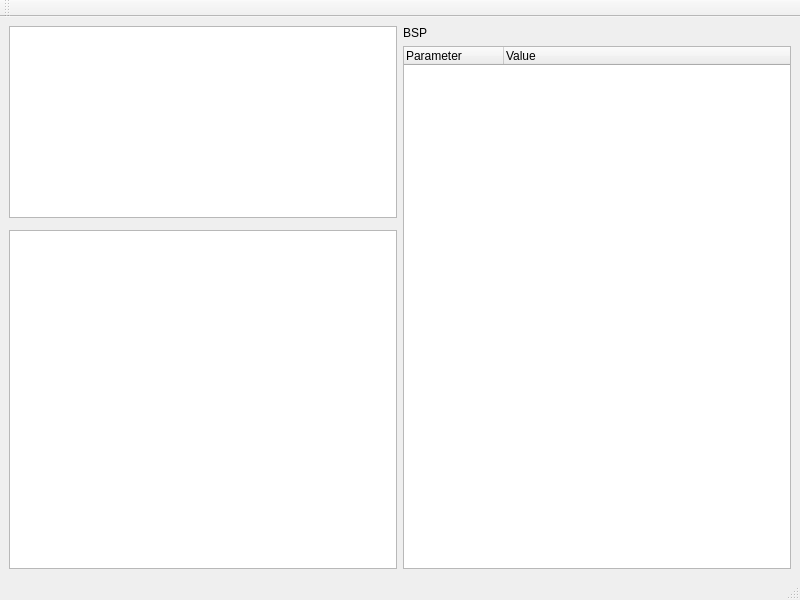
The window that mainwindow.ui (BerZerKku/CPP_PIgPC) describes before a commit, drawn with Qt 5.
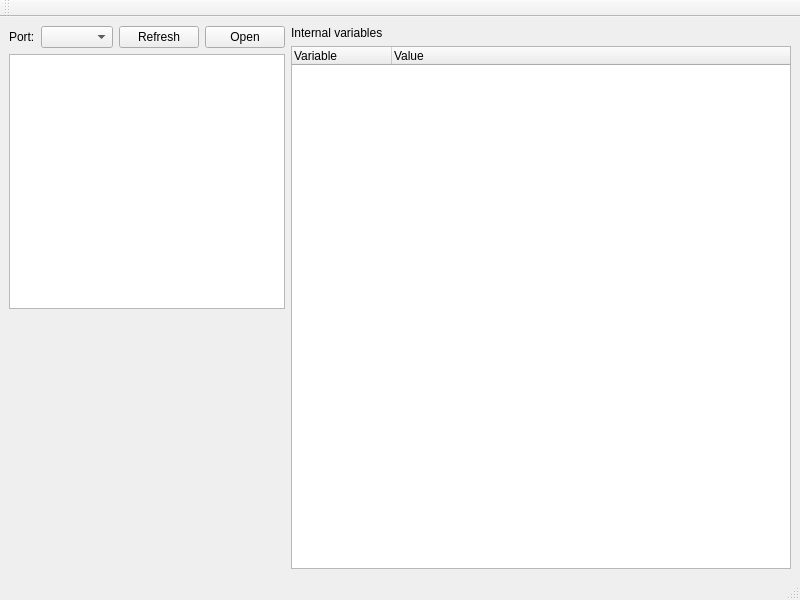
The same window after the commit. Custom widgets are drawn as their Qt base class.

```diff
--- a/mainwindow.ui
+++ b/mainwindow.ui
@@ -23,6 +23,47 @@
    <layout class="QHBoxLayout" name="horizontalLayout">
     <item>
      <layout class="QVBoxLayout" name="verticalLayout">
+      <item>
+       <layout class="QHBoxLayout" name="horizontalLayout_2">
+        <item>
+         <widget class="QLabel" name="lPort">
+          <property name="sizePolicy">
+           <sizepolicy hsizetype="Preferred" vsizetype="Fixed">
+            <horstretch>0</horstretch>
+            <verstretch>0</verstretch>
+           </sizepolicy>
+          </property>
+          <property name="text">
+           <string>Port:</string>
+          </property>
+         </widget>
+        </item>
+        <item>
+         <widget class="QComboBox" name="cmbPort">
+          <property name="sizePolicy">
+           <sizepolicy hsizetype="Preferred" vsizetype="Fixed">
+            <horstretch>1</horstretch>
+            <verstretch>0</verstretch>
+           </sizepolicy>
+          </property>
+         </widget>
+        </item>
+        <item>
+         <widget class="QPushButton" name="pbRefresh">
+          <property name="text">
+           <string>Refresh</string>
+          </property>
+         </widget>
+        </item>
+        <item>
+         <widget class="QPushButton" name="pbPort">
+          <property name="text">
+           <string>Open</string>
+          </property>
+         </widget>
+        </item>
+       </layout>
+      </item>
       <item>
        <widget class="QTextEdit" name="textEdit">
         <property name="enabled">
@@ -60,13 +101,6 @@
       <item>
        <widget class="QKeyboard" name="kbd" native="true"/>
       </item>
-      <item>
-       <widget class="QTextEdit" name="debug">
-        <property name="readOnly">
-         <bool>true</bool>
-        </property>
-       </widget>
-      </item>
      </layout>
     </item>
     <item>
@@ -77,15 +111,15 @@
       <item>
        <widget class="QLabel" name="label">
         <property name="text">
-         <string>BSP</string>
+         <string>Internal variables</string>
         </property>
        </widget>
       </item>
       <item>
-       <widget class="Bsp" name="bsp">
+       <widget class="QTreeWidget" name="treeWidget">
         <column>
          <property name="text">
-          <string>Parameter</string>
+          <string>Variable</string>
          </property>
         </column>
         <column>
@@ -129,11 +163,6 @@
    <header>qkeyboard.h</header>
    <container>1</container>
   </customwidget>
-  <customwidget>
-   <class>Bsp</class>
-   <extends>QTreeWidget</extends>
-   <header>bsp.h</header>
-  </customwidget>
  </customwidgets>
  <resources/>
  <connections/>
```
